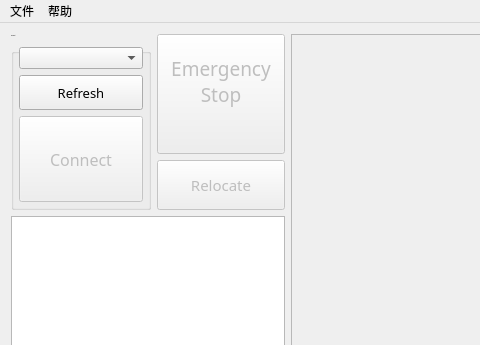
This is SimpleActionPlayer/mainwindow.ui in SimonLeeCHN/RailTranser-Studio as Qt 5 draws it before an edit; both pictures show x 0 to 480 and y 0 to 345 of the 1112 by 646 pixel window. The edited form follows.
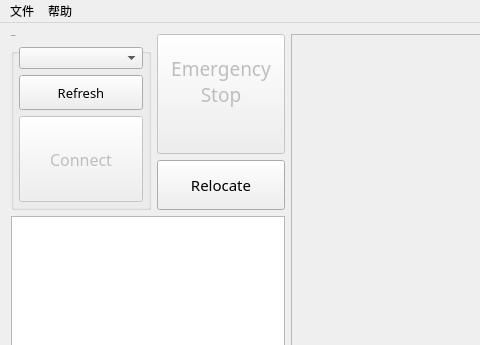
This is the edited form. Icons and pictures are not drawn. Custom widgets are drawn as their Qt base class.

Commit message: 设置Relocate按钮逻辑之和串口是否打开有关，为解决紧急停止关闭串口又打开串口后无法检测到载体车心跳包待机状态而用户无法操作的问题

```diff
--- a/SimpleActionPlayer/mainwindow.ui
+++ b/SimpleActionPlayer/mainwindow.ui
@@ -1241,7 +1241,7 @@
           <item>
            <widget class="QPushButton" name="BTN_ReLocate">
             <property name="enabled">
-             <bool>false</bool>
+             <bool>true</bool>
             </property>
             <property name="sizePolicy">
              <sizepolicy hsizetype="Fixed" vsizetype="Maximum">
```
The commit also changes 1 other file.
